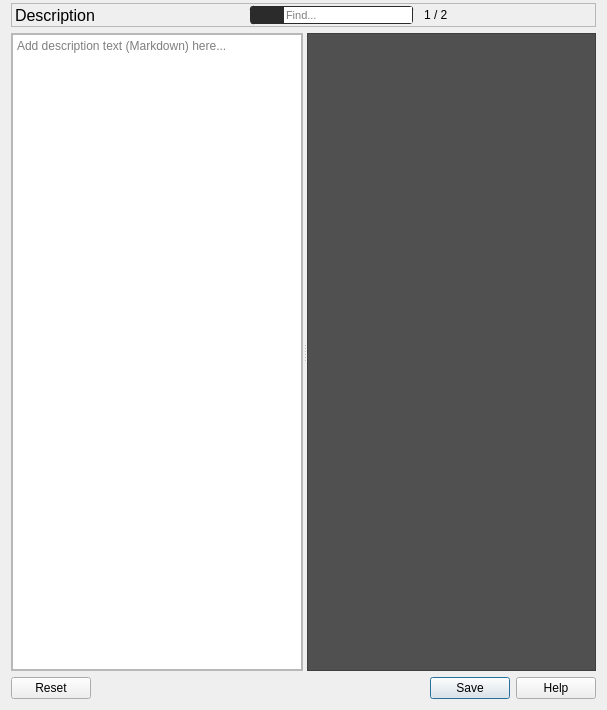
swillisart/Relic, file library/ui/description.ui: the form before one commit.
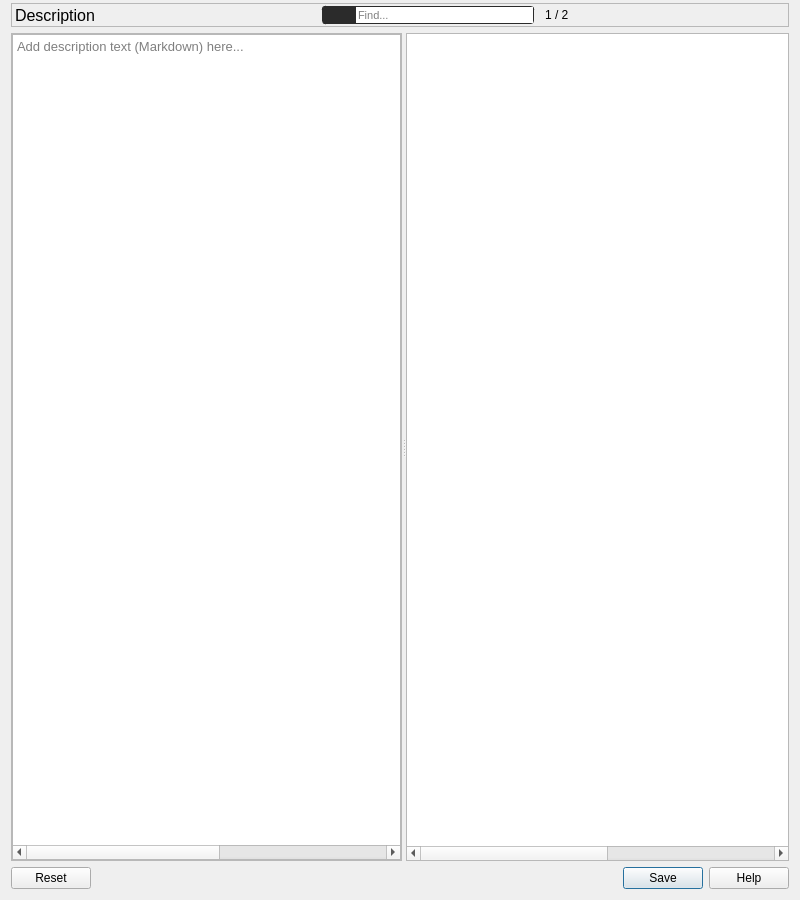
The form after the commit. Icons and pictures are not drawn. Custom widgets are drawn as their Qt base class.

Commit message: qt and markdown description stylsheets with fixed update call for stringFields

The edit to the form file:
```diff
--- a/library/ui/description.ui
+++ b/library/ui/description.ui
@@ -6,8 +6,8 @@
    <rect>
     <x>0</x>
     <y>0</y>
-    <width>607</width>
-    <height>710</height>
+    <width>800</width>
+    <height>900</height>
    </rect>
   </property>
   <property name="windowTitle">
@@ -257,6 +257,26 @@
        </property>
        <item>
         <widget class="TextEdit" name="text_edit">
+         <property name="minimumSize">
+          <size>
+           <width>260</width>
+           <height>0</height>
+          </size>
+         </property>
+         <property name="font">
+          <font>
+           <pointsize>10</pointsize>
+          </font>
+         </property>
+         <property name="lineWrapMode">
+          <enum>QTextEdit::FixedPixelWidth</enum>
+         </property>
+         <property name="lineWrapColumnOrWidth">
+          <number>720</number>
+         </property>
+         <property name="cursorWidth">
+          <number>4</number>
+         </property>
          <property name="placeholderText">
           <string>Add description text (Markdown) here...</string>
          </property>
@@ -265,9 +285,25 @@
       </layout>
      </widget>
      <widget class="TextBrowser" name="text_browser">
-      <property name="styleSheet">
-       <string notr="true">background-color: rgb(80,80,80);
-padding-left: 24px;</string>
+      <property name="minimumSize">
+       <size>
+        <width>260</width>
+        <height>0</height>
+       </size>
+      </property>
+      <property name="font">
+       <font>
+        <pointsize>10</pointsize>
+       </font>
+      </property>
+      <property name="lineWrapMode">
+       <enum>QTextEdit::FixedPixelWidth</enum>
+      </property>
+      <property name="lineWrapColumnOrWidth">
+       <number>720</number>
+      </property>
+      <property name="cursorWidth">
+       <number>4</number>
       </property>
       <property name="openLinks">
        <bool>false</bool>
```
The commit also changes 12 other files.
